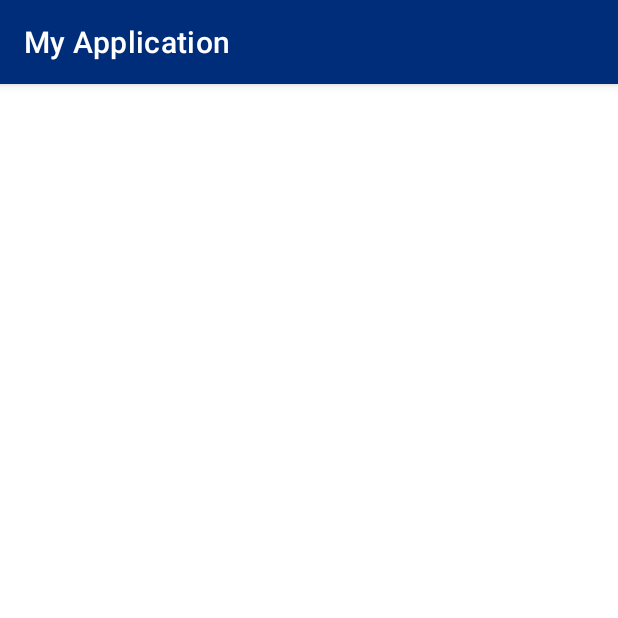
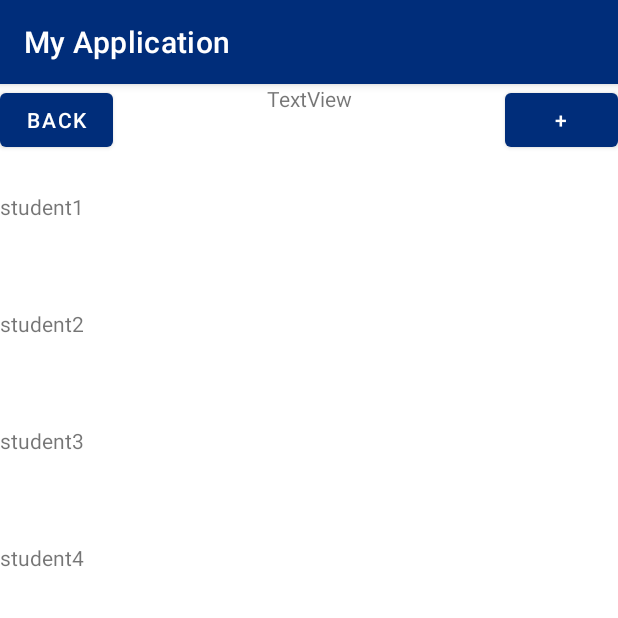
Before and after one commit to AndreyMAI-github/MAI_Student_Attender, an Android app: the GroupEditor screen opened directly, with no data from a screen before it, on a phone screen of 412 x 824 dp, the top half of it. Run offline under Robolectric (Android 15) with nearby library versions, the phone set to English and light mode, and no system bars.

Commit message:
added group editor

```diff
--- a/app/src/main/res/layout/activity_group_editor.xml
+++ b/app/src/main/res/layout/activity_group_editor.xml
@@ -6,4 +6,111 @@
     android:layout_height="match_parent"
     tools:context=".GroupEditor">
 
+    <TextView
+        android:id="@+id/textNumber_of_group"
+        android:layout_width="wrap_content"
+        android:layout_height="48dp"
+        android:text="TextView"
+        app:layout_constraintEnd_toEndOf="parent"
+        app:layout_constraintStart_toStartOf="parent"
+        app:layout_constraintTop_toTopOf="parent" />
+
+    <Button
+        android:id="@+id/button_back_to_groups"
+        android:layout_width="75dp"
+        android:layout_height="48dp"
+        android:text="back"
+        app:layout_constraintStart_toStartOf="parent"
+        app:layout_constraintTop_toTopOf="parent" />
+
+    <Button
+        android:id="@+id/button_add_students"
+        android:layout_width="75dp"
+        android:layout_height="48dp"
+        android:text="+"
+        app:layout_constraintEnd_toEndOf="parent"
+        app:layout_constraintTop_toTopOf="parent" />
+
+    <androidx.constraintlayout.widget.ConstraintLayout
+        android:id="@+id/constraintLayout4"
+        android:layout_width="match_parent"
+        android:layout_height="68dp"
+        android:layout_marginTop="10dp"
+        app:layout_constraintTop_toBottomOf="@+id/textNumber_of_group"
+        tools:layout_editor_absoluteX="1dp"
+        tools:layout_height="wrap_content">
+
+        <TextView
+            android:id="@+id/text_student1"
+            android:layout_width="match_parent"
+            android:layout_height="40dp"
+            android:text="student1"
+            app:layout_constraintBottom_toBottomOf="parent"
+            app:layout_constraintEnd_toEndOf="parent"
+            app:layout_constraintStart_toStartOf="parent"
+            app:layout_constraintTop_toTopOf="parent" />
+    </androidx.constraintlayout.widget.ConstraintLayout>
+
+    <androidx.constraintlayout.widget.ConstraintLayout
+        android:id="@+id/constraintLayout5"
+        android:layout_width="match_parent"
+        android:layout_height="68dp"
+        android:layout_marginTop="10dp"
+        app:layout_constraintEnd_toEndOf="parent"
+        app:layout_constraintStart_toStartOf="parent"
+        app:layout_constraintTop_toBottomOf="@+id/constraintLayout4"
+        tools:layout_height="wrap_content">
+
+        <TextView
+            android:id="@+id/text_student2"
+            android:layout_width="match_parent"
+            android:layout_height="40dp"
+            android:text="student2"
+            app:layout_constraintBottom_toBottomOf="parent"
+            app:layout_constraintEnd_toEndOf="parent"
+            app:layout_constraintStart_toStartOf="parent"
+            app:layout_constraintTop_toTopOf="parent" />
+    </androidx.constraintlayout.widget.ConstraintLayout>
+
+    <androidx.constraintlayout.widget.ConstraintLayout
+        android:id="@+id/constraintLayout6"
+        android:layout_width="match_parent"
+        android:layout_height="68dp"
+        android:layout_marginTop="10dp"
+        app:layout_constraintEnd_toEndOf="parent"
+        app:layout_constraintStart_toStartOf="parent"
+        app:layout_constraintTop_toBottomOf="@+id/constraintLayout5"
+        tools:layout_height="wrap_content">
+
+        <TextView
+            android:id="@+id/text_student3"
+            android:layout_width="match_parent"
+            android:layout_height="40dp"
+            android:text="student3"
+            app:layout_constraintBottom_toBottomOf="parent"
+            app:layout_constraintEnd_toEndOf="parent"
+            app:layout_constraintStart_toStartOf="parent"
+            app:layout_constraintTop_toTopOf="parent" />
+    </androidx.constraintlayout.widget.ConstraintLayout>
+
+    <androidx.constraintlayout.widget.ConstraintLayout
+        android:layout_width="match_parent"
+        android:layout_height="68dp"
+        android:layout_marginTop="10dp"
+        app:layout_constraintEnd_toEndOf="parent"
+        app:layout_constraintStart_toStartOf="parent"
+        app:layout_constraintTop_toBottomOf="@+id/constraintLayout6"
+        tools:layout_height="wrap_content">
+
+        <TextView
+            android:id="@+id/text_student4"
+            android:layout_width="match_parent"
+            android:layout_height="40dp"
+            android:text="student4"
+            app:layout_constraintBottom_toBottomOf="parent"
+            app:layout_constraintEnd_toEndOf="parent"
+            app:layout_constraintStart_toStartOf="parent"
+            app:layout_constraintTop_toTopOf="parent" />
+    </androidx.constraintlayout.widget.ConstraintLayout>
+
 </androidx.constraintlayout.widget.ConstraintLayout>
```
